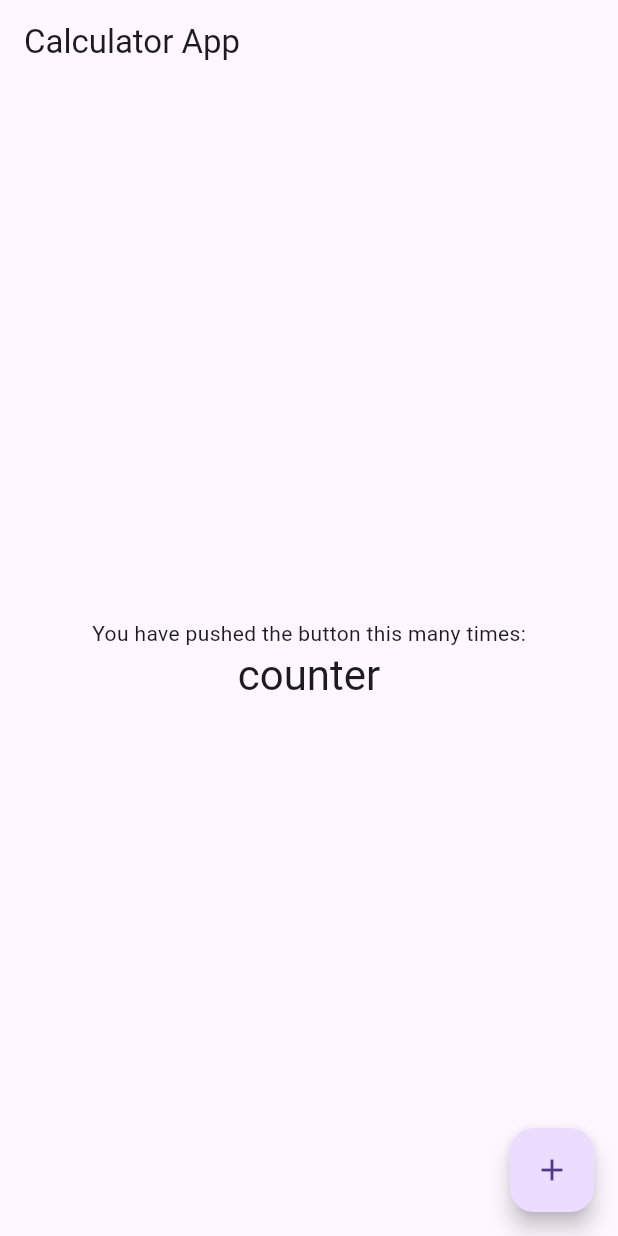
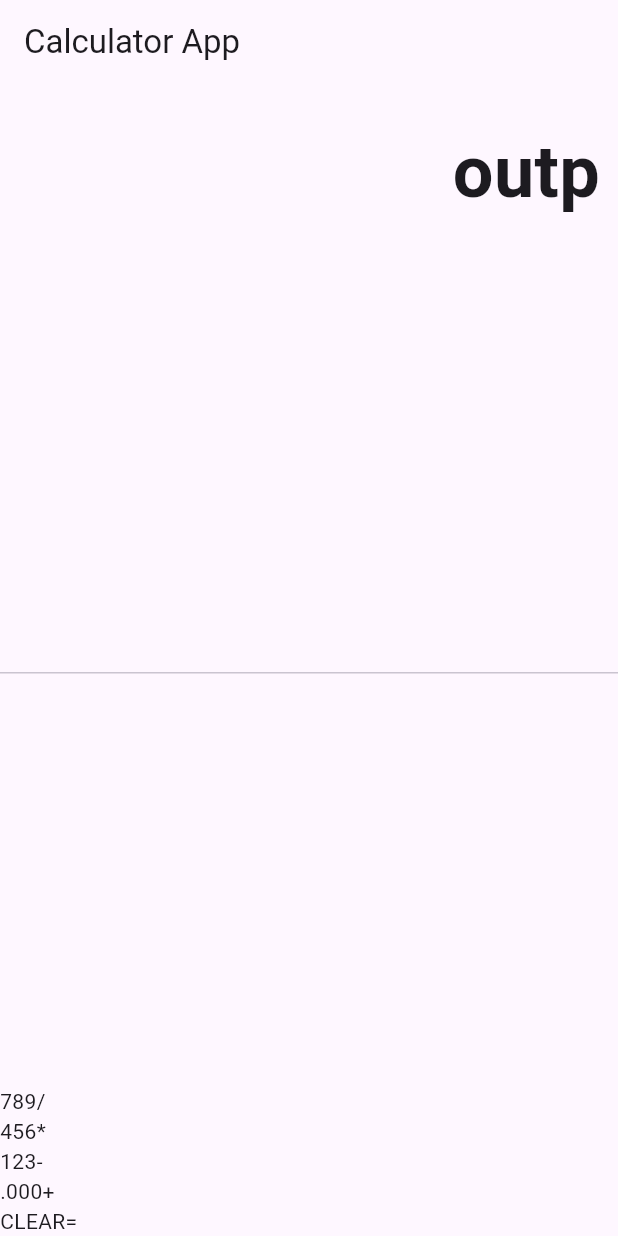
Before and after one commit to AlcidesThiago2016/calculadora, a Flutter app: the screen it shows after launch, on a phone screen of 412 x 824 dp. Run offline on Flutter 3.47's test engine with Material 3 defaults, Android fonts, the phone set to English and light mode, and no system bars.

Commit message:
Feature: implement rows calculator

```diff
--- a/lib/main.dart
+++ b/lib/main.dart
@@ -10,9 +10,7 @@ class MyApp extends StatelessWidget {
   Widget build(BuildContext context) {
     return MaterialApp(
       title: 'Flutter Demo',
-      theme: ThemeData(
-        primarySwatch: Colors.blue,
-      ),
+      theme: ThemeData(primarySwatch: Colors.blue),
       home: const MyHomePage(title: 'Calculator App'),
     );
   }
@@ -26,35 +24,38 @@ class MyHomePage extends StatefulWidget {
 }
 
 class _MyHomePageState extends State<MyHomePage> {
-
   void _incrementCounter() {
-    setState(() {
-    });
+    setState(() {});
   }
 
   @override
   Widget build(BuildContext context) {
     return Scaffold(
-      appBar: AppBar(
-        title: Text(widget.title),
-      ),
-      body: Center(
+      appBar: AppBar(title: Text(widget.title)),
+      body: Container(
         child: Column(
-          mainAxisAlignment: MainAxisAlignment.center,
           children: <Widget>[
-            const Text('You have pushed the button this many times:'),
-            Text(
-              'counter',
-              style: Theme.of(context).textTheme.headlineMedium,
+            Container(
+              alignment: Alignment.centerRight,
+              padding: EdgeInsets.symmetric(vertical: 24, horizontal: 12),
+              child: Text(
+                'outp',
+                style: TextStyle(fontSize: 48, fontWeight: FontWeight.bold),
+              ),
+            ),
+            Expanded(child: Divider()),
+            new Column(
+              children: [
+                Row(children: [Text('7'), Text('8'), Text('9'), Text('/')]),
+                Row(children: [Text('4'), Text('5'), Text('6'), Text('*')]),
+                Row(children: [Text('1'), Text('2'), Text('3'), Text('-')]),
+                Row(children: [Text('.'), Text('0'), Text('00'), Text('+')]),
+                Row(children: [Text('CLEAR'), Text('=')]),
+              ],
             ),
           ],
         ),
       ),
-      floatingActionButton: FloatingActionButton(
-        onPressed: _incrementCounter,
-        tooltip: 'Increment',
-        child: const Icon(Icons.add),
-      ), // This trailing comma makes auto-formatting nicer for build methods.
     );
   }
 }
```
